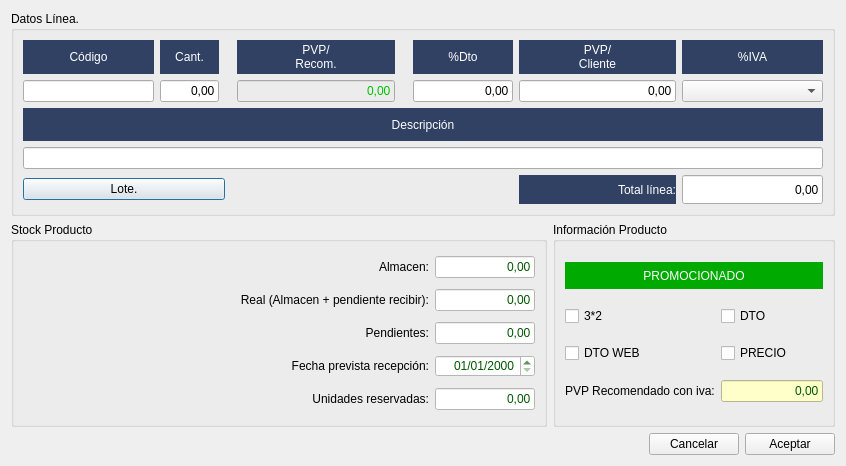
arcnexus/RedFoX, file Auxiliares/frmeditline.ui: the form before one commit.
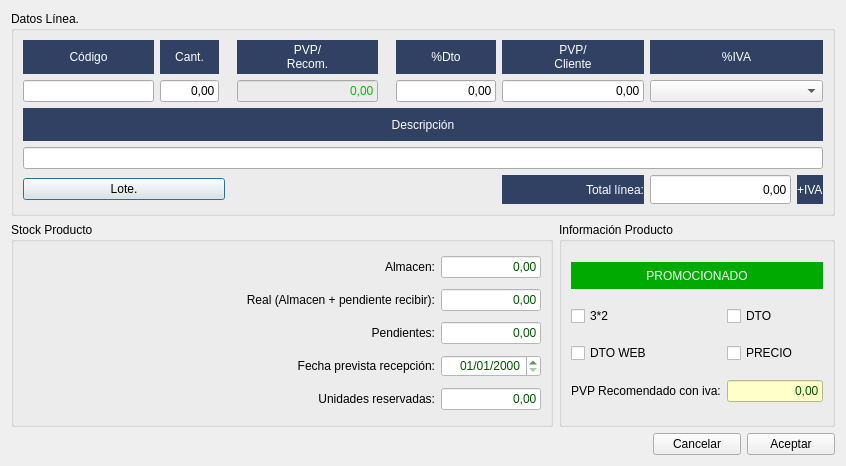
The form after the commit. Icons and pictures are not drawn.

What changed in the file:
```diff
--- a/Auxiliares/frmeditline.ui
+++ b/Auxiliares/frmeditline.ui
@@ -70,24 +70,6 @@
         </property>
        </widget>
       </item>
-      <item row="4" column="0" colspan="10">
-       <widget class="QLineEdit" name="txtDescripcion"/>
-      </item>
-      <item row="3" column="0" colspan="10">
-       <widget class="QLabel" name="label_2">
-        <property name="styleSheet">
-         <string notr="true">background-color: #304163;	
-font: 14pt &quot;Sans Serif&quot;;
-color: rgb(255,255,255);</string>
-        </property>
-        <property name="text">
-         <string>Descripción</string>
-        </property>
-        <property name="alignment">
-         <set>Qt::AlignCenter</set>
-        </property>
-       </widget>
-      </item>
       <item row="0" column="4">
        <widget class="QLabel" name="label_5">
         <property name="styleSheet">
@@ -141,21 +123,6 @@
         </property>
        </widget>
       </item>
-      <item row="0" column="9">
-       <widget class="QLabel" name="label_8">
-        <property name="styleSheet">
-         <string notr="true">background-color: #304163;	
-font: 14pt &quot;Sans Serif&quot;;
-color: rgb(255,255,255);</string>
-        </property>
-        <property name="text">
-         <string>%IVA</string>
-        </property>
-        <property name="alignment">
-         <set>Qt::AlignCenter</set>
-        </property>
-       </widget>
-      </item>
       <item row="1" column="1">
        <widget class="QLineEdit" name="txtCantidad">
         <property name="maximumSize">
@@ -233,9 +200,6 @@
         </property>
        </widget>
       </item>
-      <item row="1" column="9">
-       <widget class="QComboBox" name="cboIva"/>
-      </item>
       <item row="1" column="7">
        <widget class="QLineEdit" name="txtPorc_dto">
         <property name="maximumSize">
@@ -293,6 +257,54 @@
         </property>
        </widget>
       </item>
+      <item row="5" column="10">
+       <widget class="QLabel" name="lbliva">
+        <property name="styleSheet">
+         <string notr="true">background-color: #304163;	
+font: 14pt &quot;Sans Serif&quot;;
+color: rgb(255,255,255);</string>
+        </property>
+        <property name="text">
+         <string>+IVA</string>
+        </property>
+       </widget>
+      </item>
+      <item row="4" column="0" colspan="11">
+       <widget class="QLineEdit" name="txtDescripcion"/>
+      </item>
+      <item row="3" column="0" colspan="11">
+       <widget class="QLabel" name="label_2">
+        <property name="styleSheet">
+         <string notr="true">background-color: #304163;	
+font: 14pt &quot;Sans Serif&quot;;
+color: rgb(255,255,255);</string>
+        </property>
+        <property name="text">
+         <string>Descripción</string>
+        </property>
+        <property name="alignment">
+         <set>Qt::AlignCenter</set>
+        </property>
+       </widget>
+      </item>
+      <item row="1" column="9" colspan="2">
+       <widget class="QComboBox" name="cboIva"/>
+      </item>
+      <item row="0" column="9" colspan="2">
+       <widget class="QLabel" name="label_8">
+        <property name="styleSheet">
+         <string notr="true">background-color: #304163;	
+font: 14pt &quot;Sans Serif&quot;;
+color: rgb(255,255,255);</string>
+        </property>
+        <property name="text">
+         <string>%IVA</string>
+        </property>
+        <property name="alignment">
+         <set>Qt::AlignCenter</set>
+        </property>
+       </widget>
+      </item>
      </layout>
     </widget>
    </item>
```
